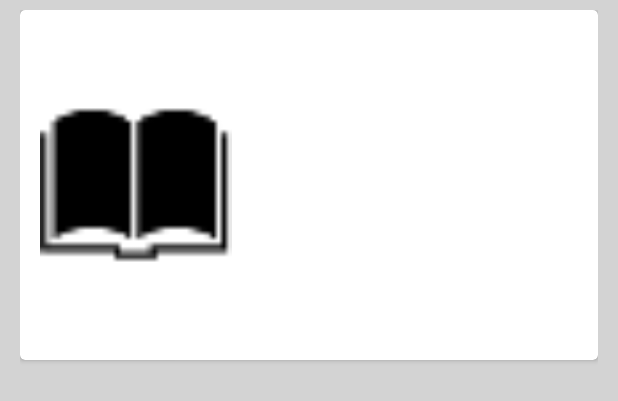
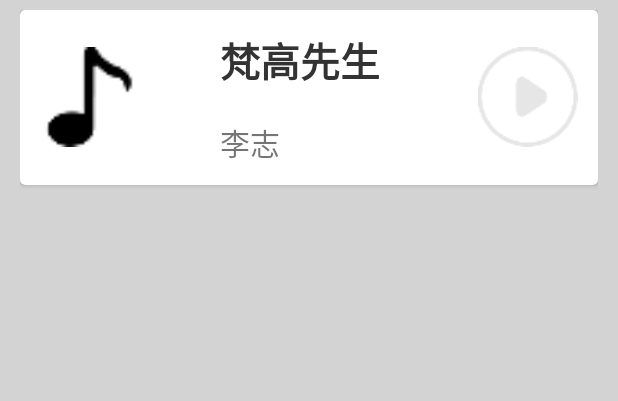
Before and after one commit to smartzheng/LoveDouBan, an Android app: the layout item_music.xml on its own in the app's theme, with its tools: preview values and no code run, on a phone screen of 412 x 824 dp. Shown: the top 401 px of the screen. Run offline under Robolectric (Android 15) with nearby library versions, the phone set to English and light mode, and no system bars.

Commit message:
修改部分音乐页面

```diff
--- a/douban/src/main/res/layout/item_music.xml
+++ b/douban/src/main/res/layout/item_music.xml
@@ -20,12 +20,40 @@
         android:layout_width="match_parent"
         android:layout_height="wrap_content">
 
+        <RelativeLayout
+            android:layout_width="match_parent"
+            android:layout_height="wrap_content"
+            >
             <ImageView
                 android:id="@+id/iv_image"
-                android:layout_width="192px"
-                android:layout_height="310px"
+                android:layout_width="100px"
+                android:layout_height="100px"
                 android:layout_centerVertical="true"
-                android:src="@drawable/ic_read"/>
+                android:src="@drawable/ic_music"/>
+            <TextView
+                android:id="@+id/tv_title"
+                style="@style/TitleStyle"
+                android:layout_marginLeft="80px"
+                android:layout_toRightOf="@+id/iv_image"
+                android:text="梵高先生"
+                />
 
+            <TextView
+                android:id="@+id/tv_player"
+                style="@style/ContentStyle"
+                android:layout_below="@+id/tv_title"
+                android:layout_marginLeft="80px"
+                android:layout_marginTop="30px"
+                android:layout_toRightOf="@+id/iv_image"
+                android:text="李志"
+                />
+            <ImageView
+                android:id="@+id/iv_play"
+                android:layout_width="100px"
+                android:layout_height="100px"
+                android:layout_alignParentRight="true"
+                android:layout_centerVertical="true"
+                android:src="@drawable/action"/>
+        </RelativeLayout>
     </android.support.v7.widget.CardView>
 </LinearLayout>
```
Also changed, not shown: douban/src/main/java/com/zs/douban/adapter/MusicAdapter.java (+15 -9 lines), douban/src/main/java/com/zs/douban/utils/Utils.java (+17 -0 lines), douban/src/main/java/com/zs/douban/view/fragment/music/MusicListFragment.java (+26 -0 lines), douban/src/main/res/layout/fragment_music.xml (+6 -4 lines).
